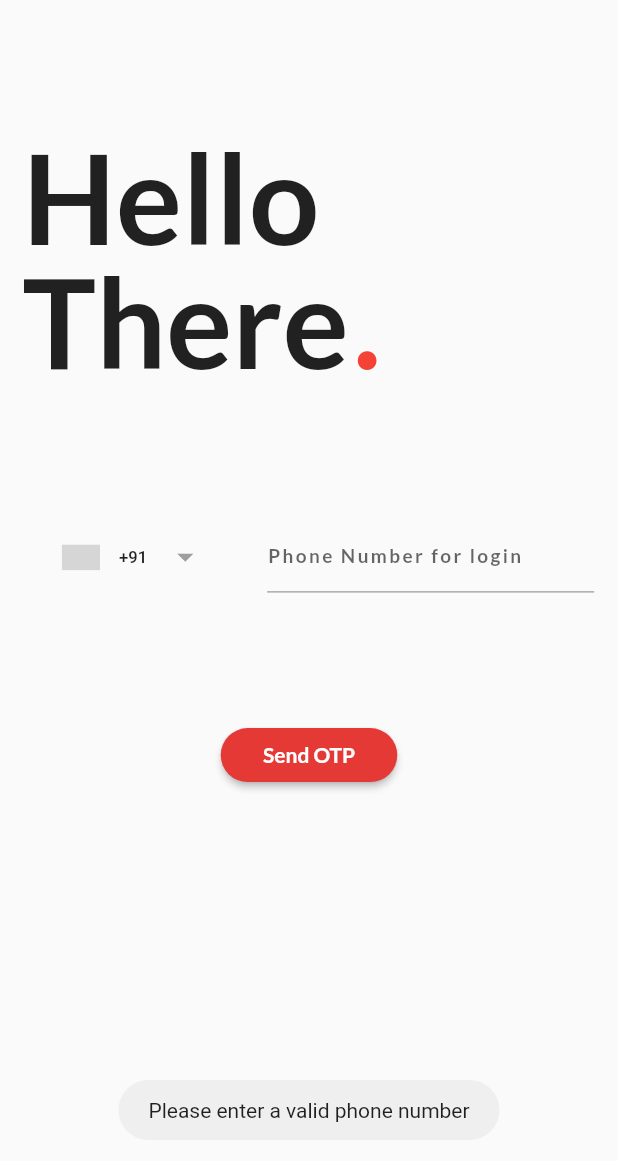
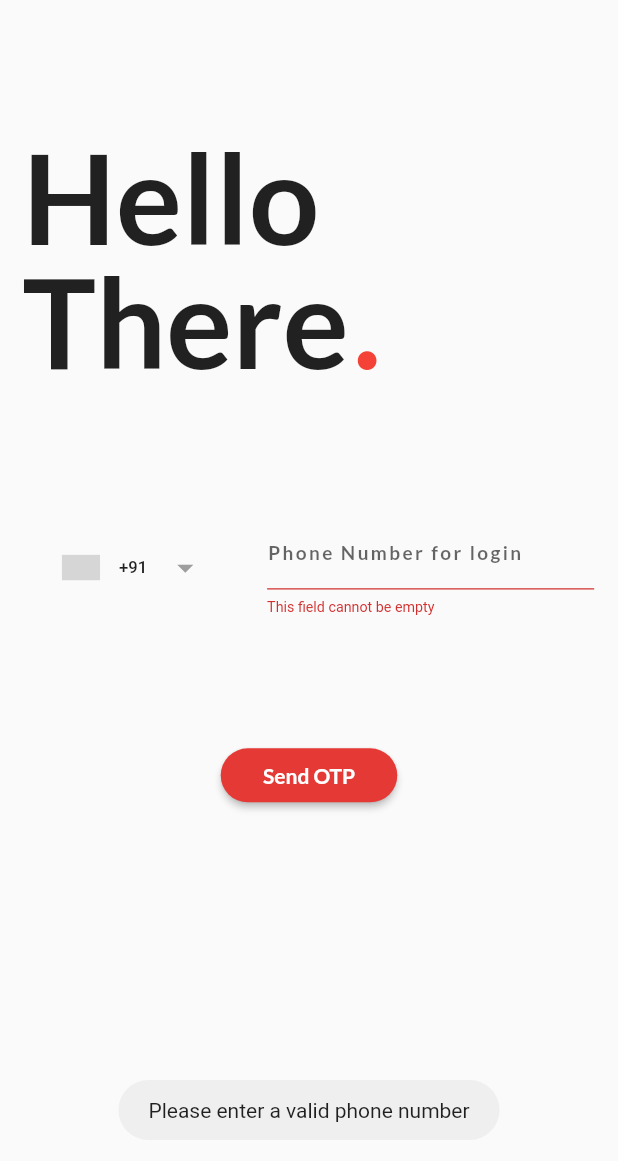
Before and after one commit to Flocktale/ui, a Flutter app: the PhoneLogin screen opened directly, after a tap on "Send OTP", on a phone screen of 412 x 824 dp. Shown: the top 1161 px of the screen. Run offline on Flutter 3.47's test engine with Material 2 defaults, Android fonts, the phone set to English and light mode, and no system bars; drawn by our look-alikes of country_code_picker; our stand-ins replace animated_text_kit, built_collection, built_value, chopper, date_time_picker, firebase_messaging and 11 more; missing offline and left inert: agora_handler, amazon_cognito_identity_dart_2; accounts and stored records are empty; generated files the repository leaves out were written again; grey boxes are pictures that could not be loaded.

Commit message:
Phone Auth UI done

```diff
--- a/lib/pages/PhoneLogIn.dart
+++ b/lib/pages/PhoneLogIn.dart
@@ -11,7 +11,7 @@ class PhoneLogin extends StatefulWidget {
 
 class _PhoneLoginState extends State<PhoneLogin> {
   TextEditingController _controller;
-  String _otpController;
+  TextEditingController _otpController;
   bool hasError = false;
   bool phoneNumberSubmitted = false;
   String phoneNumber;
@@ -62,25 +62,28 @@ class _PhoneLoginState extends State<PhoneLogin> {
             SizedBox(
               height: size.height/10,
             ),
-            !phoneNumberSubmitted?
             FittedBox(
               child: Container(
                 margin: EdgeInsets.fromLTRB(20, 0, 20, 0),
                 child: Row(
                   children: [
                     Container(
-                      child: CountryCodePicker(
+                      child: !phoneNumberSubmitted?
+                      CountryCodePicker(
                         showDropDownButton: true,
                         initialSelection: 'IN',
-                      ),
+                      ):Container(),
                     ),
                     SizedBox(
                       width: size.width/20,
                     ),
                     Container(
-                        width: size.width/1.5,
-                        child: TextFormField(
+                        width: !phoneNumberSubmitted?size.width/1.5:size.width,
+                        child: !phoneNumberSubmitted?
+                        Form(
                           key: _formKey,
+                          child:
+                          TextFormField(
                             controller: _controller,
                             keyboardType: TextInputType.number,
                             initialValue: phoneNumber,
@@ -101,42 +104,26 @@ class _PhoneLoginState extends State<PhoneLogin> {
                             ),
                             inputFormatters: <TextInputFormatter>[
                               FilteringTextInputFormatter.allow(RegExp(r'[0-9]'))],
-                          onChanged: (val){
-                            setState(() {
-                              phoneNumber = val;
-                            });
-                          },
-                          onSaved: (value){
-                            phoneNumber = value;
-                          },
                             validator: (value){
-                            if(_controller.text.isEmpty){
+                              if(value.isEmpty){
                                 Fluttertoast.showToast(msg: 'Please enter your phone number');
                                 return "This field cannot be empty";
                               }
-                            else if(_controller.text.length!=10){
+                              else if(value.length!=10){
                                 return "Phone number should be of 10 digits";
                               }
                               return null;
                             },
-                        )
-                    )
-                  ],
-                ),
-              ),
-            ):
+                          )):
                           FittedBox(
-              child: Container(
-                padding: EdgeInsets.fromLTRB(10, 0, 10, 0),
                             child: PinCodeTextField(
-                  key: _formKey,
                               maxLength: 6,
+                              controller: _otpController,
                               hasError: hasError,
                               onDone: (value){
                                 if(value.length==6){
                                   setState(() {
                                     hasError = false;
-                        _otpController = value;
                                   });
                                 }
                                 else{
@@ -147,7 +134,11 @@ class _PhoneLoginState extends State<PhoneLogin> {
                                 }
                               },
                             ),
+                          ),
                     )
+                  ],
+                ),
+              ),
             ),
             phoneNumberSubmitted?
             SizedBox(
@@ -181,14 +172,15 @@ class _PhoneLoginState extends State<PhoneLogin> {
                 minWidth: size.width / 3.5,
                 child: RaisedButton(
                   onPressed: () {
-                    if (phoneNumber==null||phoneNumber.length!=10) {
+                    if (!_formKey.currentState.validate()) {
                       Fluttertoast.showToast(msg: 'Please enter a valid phone number');
                       print("@@@@@@");
-                      print(phoneNumber);
+                      print(_controller?.text);
                       return;
                     } else {
-                  //    _formKey.currentState.save();
+                      _formKey.currentState.save();
                       setState(() {
+                        phoneNumber = _controller?.text;
                         phoneNumberSubmitted = true;
                       });
                     }
--- a/lib/root.dart
+++ b/lib/root.dart
@@ -2,6 +2,7 @@ import 'package:animated_text_kit/animated_text_kit.dart';
 import 'package:flutter/material.dart';
 import 'package:mootclub_app/Authentication/signUp.dart';
 import 'package:mootclub_app/pages/HomePage.dart';
+import 'package:mootclub_app/pages/PhoneLogIn.dart';
 import 'package:mootclub_app/providers/userData.dart';
 import 'package:mootclub_app/providers/webSocket.dart';
 import 'package:provider/provider.dart';
@@ -20,9 +21,10 @@ class RootPage extends StatelessWidget {
 
         if (userData.loaded) {
           if (userData.isAuth == false)
-            widget = Login();
+            widget = PhoneLogin();
           else if (userData.user == null) {
-            widget = SignUpScreen();
+           // widget = SignUpScreen();
+            widget = PhoneLogin();
           } else {
             widget = HomePage();
           }
```
Also changed, not shown: lib/pages/ProfilePage.dart (+8 -11 lines). Lines whose indentation alone changed are shown as unchanged.
